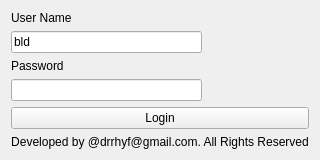
The window that formlogin.ui (doctarhyf/krypto) describes before a commit, drawn with Qt 5.
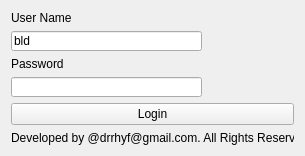
The same window after the commit. Icons and pictures are not drawn.

The edit to the form file:
```diff
--- a/formlogin.ui
+++ b/formlogin.ui
@@ -7,9 +7,21 @@
     <x>0</x>
     <y>0</y>
     <width>305</width>
-    <height>158</height>
+    <height>156</height>
    </rect>
   </property>
+  <property name="minimumSize">
+   <size>
+    <width>305</width>
+    <height>156</height>
+   </size>
+  </property>
+  <property name="maximumSize">
+   <size>
+    <width>305</width>
+    <height>156</height>
+   </size>
+  </property>
   <property name="windowTitle">
    <string>Krypto</string>
   </property>
```
Left out of the diff: 2 changed lines with no effect on the pictures.
